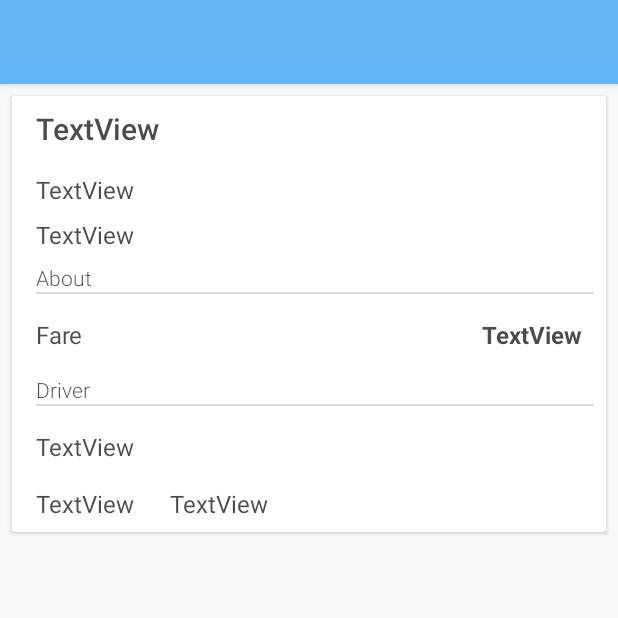
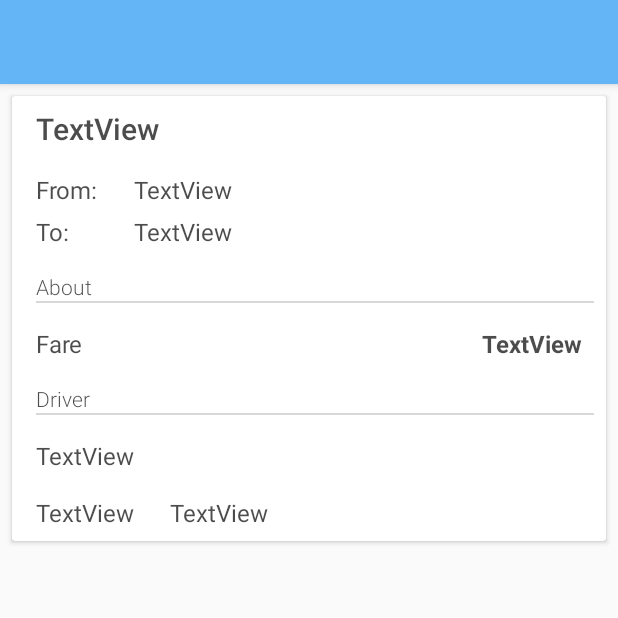
Before and after one commit to mikeandv/taskX, an Android app: the OrderInfoActivity screen opened directly, with no data from a screen before it, on a phone screen of 412 x 824 dp, the top half of it. Run offline under Robolectric (Android 15) with nearby library versions, the phone set to English and light mode, and no system bars; network calls fail.

Commit message:
some view changes on order info card

```diff
--- a/app/src/main/java/com/teenspirit88/taskx/OrderInfoActivity.java
+++ b/app/src/main/java/com/teenspirit88/taskx/OrderInfoActivity.java
@@ -21,7 +21,9 @@ public class OrderInfoActivity extends AppCompatActivity {
     private ImageView imageView;
     private TextView orderDateInfo;
     private TextView startAddrInfo;
+    private TextView startAddrCityInfo;
     private TextView endAddrInfo;
+    private TextView endAddrCityInfo;
     private TextView orderPriceinfo;
     private TextView orderDriver;
     private TextView orderVehicleModel;
@@ -104,7 +106,9 @@ public class OrderInfoActivity extends AppCompatActivity {
         imageView = (ImageView) findViewById(R.id.car_img);
         orderDateInfo = (TextView) findViewById(R.id.order_date_info);
         startAddrInfo = (TextView) findViewById(R.id.start_addr_info);
+//        startAddrCityInfo = (TextView) findViewById(R.id.start_addr_city_info);
         endAddrInfo = (TextView) findViewById(R.id.end_addr_info);
+//        endAddrCityInfo = (TextView) findViewById(R.id.end_addr_city_info);
         orderPriceinfo = (TextView) findViewById(R.id.price_info);
         orderDriver = (TextView) findViewById(R.id.driver_name);
         orderVehicleModel = (TextView) findViewById(R.id.vehicle_model);
@@ -113,7 +117,9 @@ public class OrderInfoActivity extends AppCompatActivity {
         imageView.setImageBitmap(carImage);
         orderDateInfo.setText(order.getFormatedOrderDate(DAY_MONTH_TIME_FORMAT));
         startAddrInfo.setText(order.getStartAddress().getAddress());
+//        startAddrCityInfo.setText(order.getStartAddress().getCity());
         endAddrInfo.setText(order.getEndAddress().getAddress());
+//        endAddrCityInfo.setText(order.getEndAddress().getCity());
         orderPriceinfo.setText(order.getprice().getAmountAndSymbol());
         orderDriver.setText(order.getVehicle().getDriverName());
         orderVehicleModel.setText(order.getVehicle().getModelName());
--- a/app/src/main/res/layout/order_info.xml
+++ b/app/src/main/res/layout/order_info.xml
@@ -1,5 +1,6 @@
 <?xml version="1.0" encoding="utf-8"?>
 <LinearLayout xmlns:android="http://schemas.android.com/apk/res/android"
+    xmlns:app="http://schemas.android.com/apk/res-auto"
     xmlns:card_view="http://schemas.android.com/tools"
     android:layout_width="match_parent"
     android:layout_height="match_parent"
@@ -36,16 +37,52 @@
                 android:layout_marginBottom="8dp"
                 android:text="TextView" />
 
+            <LinearLayout
+                android:id="@+id/from_to_view"
+                android:layout_width="wrap_content"
+                android:layout_height="wrap_content"
+                android:layout_below="@+id/order_date_info"
+                android:orientation="vertical">
+
+                <TextView
+                    android:id="@+id/from"
+                    style="@style/Text"
+                    android:layout_width="wrap_content"
+                    android:layout_height="wrap_content"
+                    android:layout_marginStart="16dp"
+                    android:layout_marginTop="8dp"
+                    android:layout_marginEnd="8dp"
+                    android:layout_marginBottom="2dp"
+                    android:text="@string/from_label" />
+
+                <TextView
+                    android:id="@+id/destination"
+                    style="@style/Text"
+                    android:layout_width="wrap_content"
+                    android:layout_height="wrap_content"
+                    android:layout_marginStart="16dp"
+                    android:layout_marginTop="4dp"
+                    android:layout_marginEnd="8dp"
+                    android:layout_marginBottom="16dp"
+                    android:text="@string/to_label" />
+            </LinearLayout>
+
+            <LinearLayout
+                android:layout_width="wrap_content"
+                android:layout_height="wrap_content"
+                android:layout_below="@+id/order_date_info"
+                android:layout_toEndOf="@+id/from_to_view"
+                android:orientation="vertical">
+
                 <TextView
                     android:id="@+id/start_addr_info"
                     style="@style/Text"
                     android:layout_width="wrap_content"
                     android:layout_height="wrap_content"
-                android:layout_below="@+id/order_date_info"
                     android:layout_marginStart="16dp"
                     android:layout_marginTop="8dp"
                     android:layout_marginEnd="8dp"
-                android:layout_marginBottom="4dp"
+                    android:layout_marginBottom="2dp"
                     android:text="TextView" />
 
                 <TextView
@@ -53,19 +90,19 @@
                     style="@style/Text"
                     android:layout_width="wrap_content"
                     android:layout_height="wrap_content"
-                android:layout_below="@+id/start_addr_info"
                     android:layout_marginStart="16dp"
                     android:layout_marginTop="4dp"
                     android:layout_marginEnd="8dp"
-                android:layout_marginBottom="8dp"
+                    android:layout_marginBottom="2dp"
                     android:text="TextView" />
+            </LinearLayout>
 
             <TextView
                 android:id="@+id/about_ride"
                 style="@style/Text.Sub"
                 android:layout_width="wrap_content"
                 android:layout_height="wrap_content"
-                android:layout_below="@+id/end_addr_info"
+                android:layout_below="@+id/from_to_view"
                 android:layout_marginStart="16dp"
                 android:text="@string/about_ride" />
 
--- a/app/src/main/res/values/strings.xml
+++ b/app/src/main/res/values/strings.xml
@@ -4,4 +4,6 @@
     <string name="driver_label">Driver</string>
     <string name="about_ride">About</string>
     <string name="about_driver">Driver</string>
+    <string name="from_label">From:</string>
+    <string name="to_label">To:</string>
 </resources>
```
Also changed, not shown: 1 other file. Lines whose indentation alone changed are shown as unchanged.
